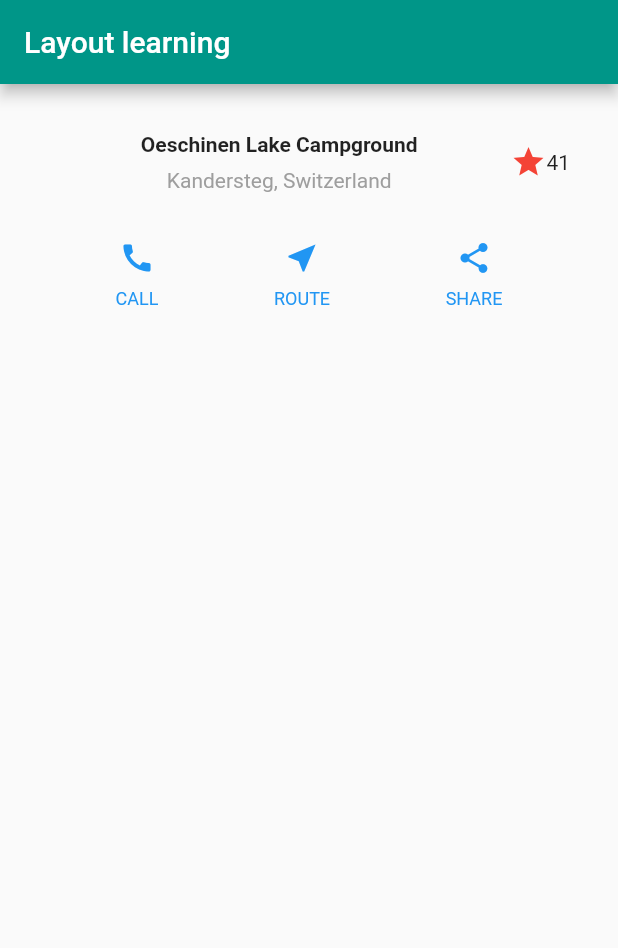
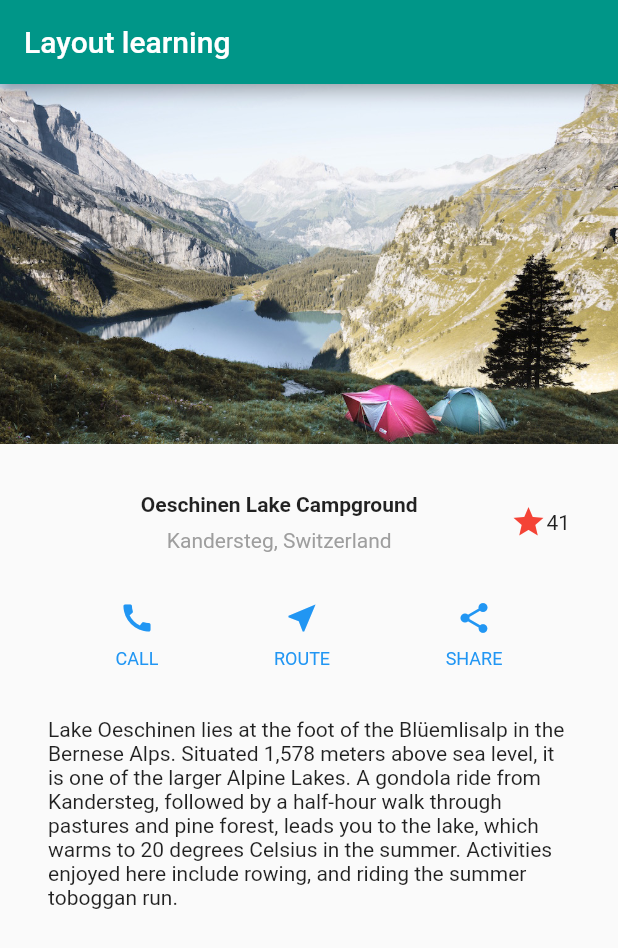
Before and after one commit to ali0094/Flutter-Layouts, a Flutter app: the screen it shows after launch, on a phone screen of 412 x 824 dp. Shown: the top 948 px of the screen. Run offline on Flutter 3.47's test engine with Material 2 defaults, Android fonts, the phone set to English and light mode, and no system bars.

Commit message:
added imageview

```diff
--- a/basicactivity/lib/main.dart
+++ b/basicactivity/lib/main.dart
@@ -10,6 +10,19 @@ class MyApp extends StatelessWidget {
   // This widget is the root of your application.
   @override
   Widget build(BuildContext context) {
+
+    Widget textSection = Container(
+      padding: const EdgeInsets.all(32),
+      child: const Text(
+        'Lake Oeschinen lies at the foot of the Blüemlisalp in the Bernese '
+            'Alps. Situated 1,578 meters above sea level, it is one of the '
+            'larger Alpine Lakes. A gondola ride from Kandersteg, followed by a '
+            'half-hour walk through pastures and pine forest, leads you to the '
+            'lake, which warms to 20 degrees Celsius in the summer. Activities '
+            'enjoyed here include rowing, and riding the summer toboggan run.',
+        softWrap: true,
+      ),
+    );
 
 
     Column _buildButtonColumn(Color color, IconData icon, String label) {
@@ -47,14 +60,14 @@ class MyApp extends StatelessWidget {
     );
 
     Widget titleSection = Container(
-      padding: EdgeInsets.all(32),
+      padding: const EdgeInsets.all(32),
       child: Row(
         children: [
           Expanded(child: Column(
             children: [
               Container(
                 padding: const EdgeInsets.only(bottom: 8),
-                child: Text(
+                child: const Text(
                   'Oeschinen Lake Campground',
                   style: TextStyle(
                     fontWeight: FontWeight.bold,
@@ -74,7 +87,7 @@ class MyApp extends StatelessWidget {
             Icons.star,
             color: Colors.red[500],
           ),
-          Text('41'),
+          const Text('41'),
         ],
       ),
     );
@@ -96,12 +109,19 @@ class MyApp extends StatelessWidget {
         ),
         home: Scaffold(
           appBar: AppBar(
-            title: Text('Layout learning'),
+            title: const Text('Layout learning'),
           ),
-          body:Column(
+          body:ListView(
             children: [
+              Image.asset(
+                'images/lake.jpg',
+                width: 600,
+                height: 240,
+                fit: BoxFit.cover,
+              ),
               titleSection,
               buttonSection,
+              textSection
             ],
           ),
         ));
--- a/basicactivity/pubspec.yaml
+++ b/basicactivity/pubspec.yaml
@@ -58,8 +58,8 @@ flutter:
   uses-material-design: true
 
   # To add assets to your application, add an assets section, like this:
-  # assets:
-  #   - images/a_dot_burr.jpeg
+  assets:
+     - images/lake.jpg
   #   - images/a_dot_ham.jpeg
 
   # An image asset can refer to one or more resolution-specific "variants", see
```
Also changed, not shown: basicactivity/images/lake.jpg (added).
